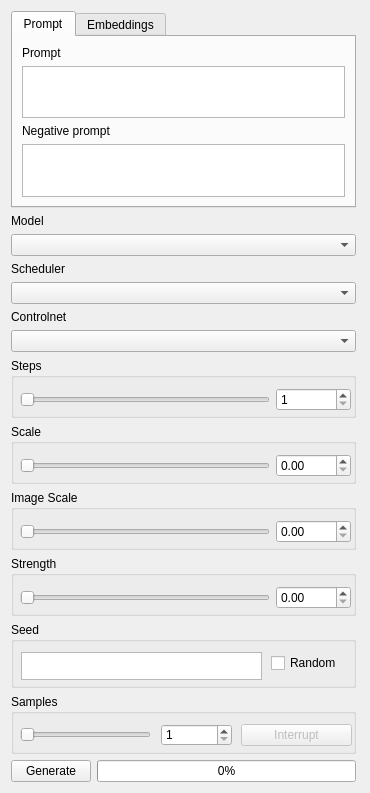
Above: src/airunner/pyqt/generate_form.ui from Capsize-Games/airunner before the change. Below: the same form after it.
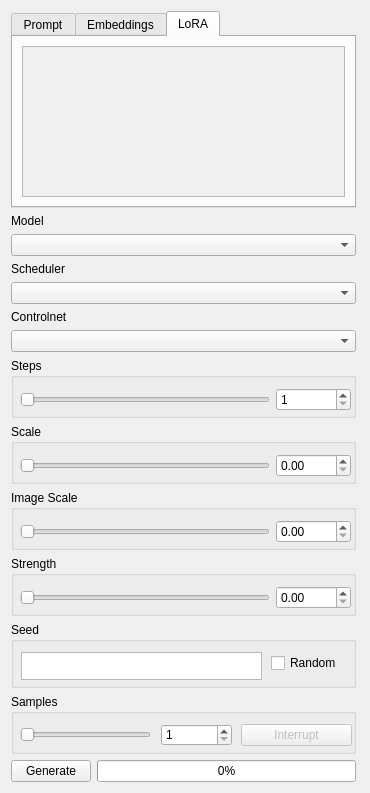
That is the form after the change. The open tabs and pages were chosen to show the change.

Commit message: Adds lora support

Patch:
```diff
--- a/src/airunner/pyqt/generate_form.ui
+++ b/src/airunner/pyqt/generate_form.ui
@@ -789,6 +789,30 @@
        </item>
       </layout>
      </widget>
+     <widget class="QWidget" name="lora_tab">
+      <attribute name="title">
+       <string>LoRA</string>
+      </attribute>
+      <layout class="QGridLayout" name="gridLayout">
+       <item row="0" column="0">
+        <widget class="QScrollArea" name="lora_scroll_area">
+         <property name="widgetResizable">
+          <bool>true</bool>
+         </property>
+         <widget class="QWidget" name="scrollAreaWidgetContents_2">
+          <property name="geometry">
+           <rect>
+            <x>0</x>
+            <y>0</y>
+            <width>323</width>
+            <height>129</height>
+           </rect>
+          </property>
+         </widget>
+        </widget>
+       </item>
+      </layout>
+     </widget>
     </widget>
    </item>
   </layout>
```
The commit also changes 7 other files.
